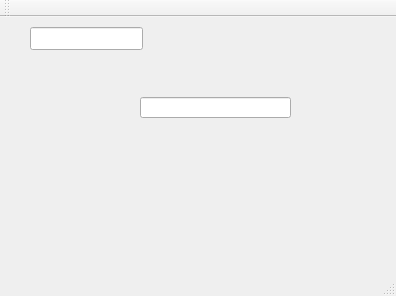
The window that mainwindow.ui (sigsergv/qt-shortcutedit) describes before a commit, drawn with Qt 5.
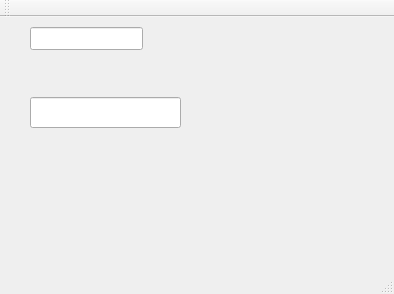
The same window after the commit. Custom widgets are drawn as their Qt base class.

Commit message: Added keq shortcuts detection code.

```diff
--- a/mainwindow.ui
+++ b/mainwindow.ui
@@ -6,8 +6,8 @@
    <rect>
     <x>0</x>
     <y>0</y>
-    <width>396</width>
-    <height>296</height>
+    <width>394</width>
+    <height>294</height>
    </rect>
   </property>
   <property name="windowTitle">
@@ -27,10 +27,10 @@
    <widget class="ShortcutEdit" name="lineEdit">
     <property name="geometry">
      <rect>
-      <x>140</x>
+      <x>30</x>
       <y>80</y>
       <width>151</width>
-      <height>21</height>
+      <height>31</height>
      </rect>
     </property>
    </widget>
```
Left out of the diff: 2 changed lines with no effect on the pictures. The commit also changes 2 other files.
